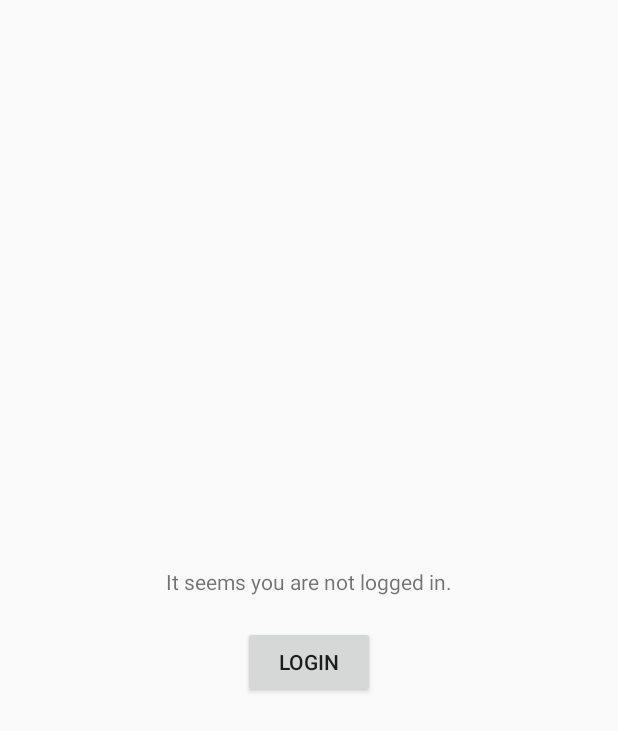
After one commit to kubukoz/droidcon15-hackathon, an Android app: the layout view_login.xml on its own in the app's theme, with its tools: preview values and no code run, on a phone screen of 412 x 824 dp. The commit adds this screen. Shown: the top 731 px of the screen. Run offline under Robolectric (Android 15) with nearby library versions, the phone set to English and light mode, and no system bars.

Commit message:
Implement Wunderbar login

```diff
--- /dev/null
+++ b/app/src/main/assets/relayrsdk.properties
@@ -0,0 +1,3 @@
+appId=6d61a282-515c-4936-ae81-7e922d70166c
+clientSecret=gF_iuNkDBQQdJb-IU_GoKAsvrVmDOei-
+redirectUri=http://localhost
--- a/app/src/main/java/pl/droidcon/dangerousboa/MainActivity.kt
+++ b/app/src/main/java/pl/droidcon/dangerousboa/SplashActivity.kt
@@ -5,13 +5,13 @@ import android.os.Bundle
 import android.os.Handler
 import android.support.v7.app.AppCompatActivity
 
-class MainActivity : AppCompatActivity() {
+class SplashActivity : AppCompatActivity() {
     override fun onCreate(savedInstanceState: Bundle?) {
         super.onCreate(savedInstanceState)
         setContentView(R.layout.splash)
         Handler().postDelayed({
-            startActivity(Intent(this@MainActivity, HomeActivity::class.java))
+            startActivity(Intent(this@SplashActivity, HomeActivity::class.java))
             finish()
-        }, 2000)
+        }, 500)
     }
 }
--- /dev/null
+++ b/app/src/main/res/layout/view_login.xml
@@ -0,0 +1,21 @@
+<?xml version="1.0" encoding="utf-8"?>
+<LinearLayout xmlns:android="http://schemas.android.com/apk/res/android"
+    android:orientation="vertical" android:layout_width="match_parent"
+    android:layout_height="match_parent"
+    android:gravity="center">
+
+    <TextView
+        android:layout_width="wrap_content"
+        android:layout_height="wrap_content"
+        android:text="It seems you are not logged in."
+        android:id="@+id/textView"
+        android:layout_gravity="center_horizontal"
+        android:layout_margin="20dp" />
+
+    <Button
+        android:layout_width="wrap_content"
+        android:layout_height="wrap_content"
+        android:text="Login"
+        android:id="@+id/login_button"
+        android:layout_gravity="center_horizontal" />
+</LinearLayout>
```
Also changed, not shown: app/src/main/AndroidManifest.xml (+11 -6 lines), app/src/main/java/pl/droidcon/dangerousboa/HomeActivity.kt (added, +45 -0 lines), app/src/main/res/layout/activity_home.xml (added, +17 -0 lines), app/src/main/res/layout/splash.xml (added, +28 -0 lines), app/src/main/res/drawable-xxxhdpi/soundcrowd.png (added).
